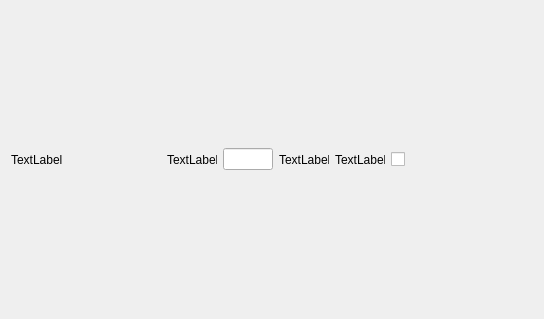
The window that BattleBoard/vieSkillWidget.ui (Greykoil/BattleBoard) describes before a commit, drawn with Qt 5; both pictures show x 0 to 544 and y 0 to 319 of the 1032 by 319 pixel window.
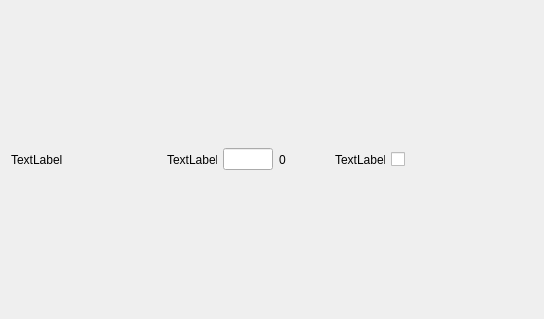
The same window after the commit.

```diff
--- a/BattleBoard/vieSkillWidget.ui
+++ b/BattleBoard/vieSkillWidget.ui
@@ -61,7 +61,7 @@
         </size>
        </property>
        <property name="text">
-        <string>TextLabel</string>
+        <string>0</string>
        </property>
       </widget>
      </item>
```
